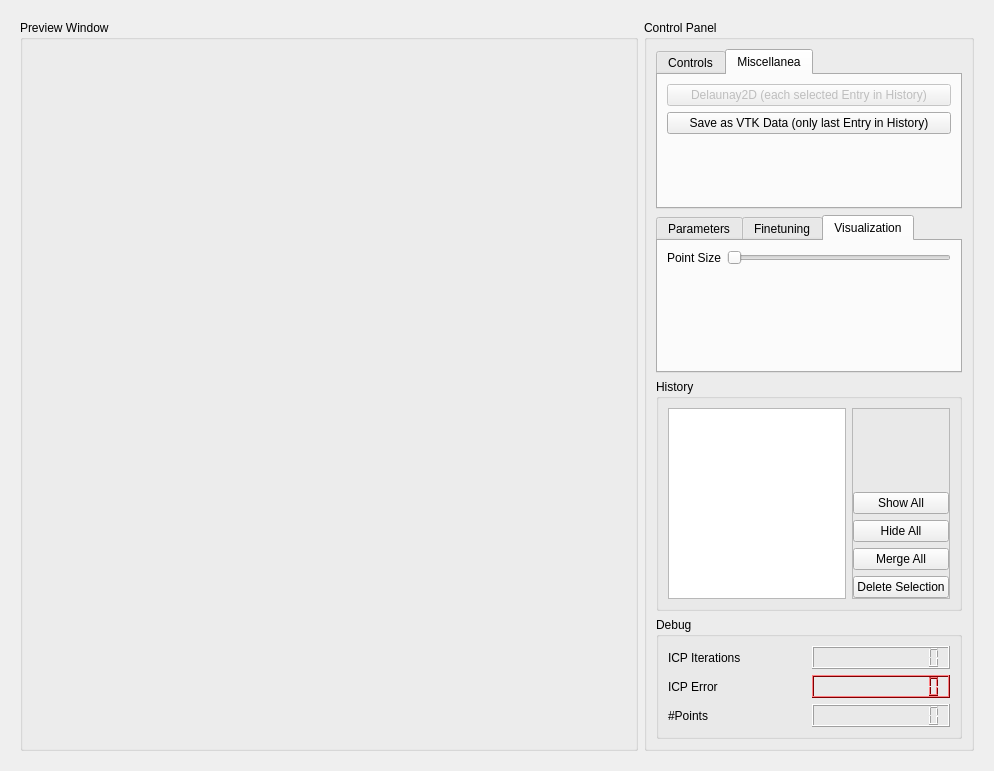
anygo/uniprojectsdn, file master/seminar/StitchingWidget.ui: the form before one commit.
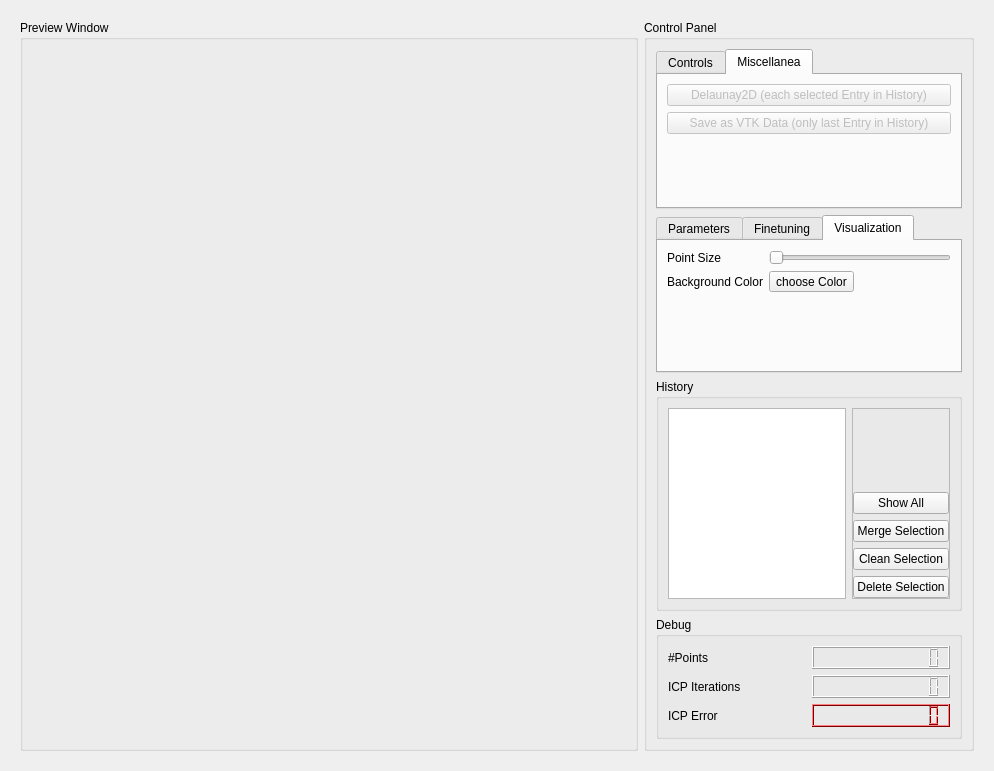
The form after the commit. The open tabs and pages were chosen to show the change. Custom widgets are drawn as their Qt base class.

Diff of the .ui file:
```diff
--- a/master/seminar/StitchingWidget.ui
+++ b/master/seminar/StitchingWidget.ui
@@ -218,6 +218,9 @@
              </item>
              <item>
               <widget class="QPushButton" name="m_PushButtonSaveVTKData">
+               <property name="enabled">
+                <bool>false</bool>
+               </property>
                <property name="text">
                 <string>Save as VTK Data (only last Entry in History)</string>
                </property>
@@ -507,7 +510,7 @@
                </property>
               </widget>
              </item>
-             <item row="1" column="1">
+             <item row="2" column="1">
               <spacer name="verticalSpacer_2">
                <property name="orientation">
                 <enum>Qt::Vertical</enum>
@@ -520,6 +523,44 @@
                </property>
               </spacer>
              </item>
+             <item row="1" column="0">
+              <widget class="QLabel" name="label_12">
+               <property name="text">
+                <string>Background Color</string>
+               </property>
+              </widget>
+             </item>
+             <item row="1" column="1">
+              <widget class="QToolButton" name="m_ToolButtonChooseBackgroundColor">
+               <property name="text">
+                <string>choose Color</string>
+               </property>
+               <property name="checkable">
+                <bool>false</bool>
+               </property>
+               <property name="checked">
+                <bool>false</bool>
+               </property>
+               <property name="autoRepeat">
+                <bool>false</bool>
+               </property>
+               <property name="autoExclusive">
+                <bool>false</bool>
+               </property>
+               <property name="popupMode">
+                <enum>QToolButton::DelayedPopup</enum>
+               </property>
+               <property name="toolButtonStyle">
+                <enum>Qt::ToolButtonIconOnly</enum>
+               </property>
+               <property name="autoRaise">
+                <bool>false</bool>
+               </property>
+               <property name="arrowType">
+                <enum>Qt::NoArrow</enum>
+               </property>
+              </widget>
+             </item>
             </layout>
            </widget>
           </widget>
@@ -539,6 +580,12 @@
             </item>
             <item row="0" column="1">
              <widget class="QFrame" name="frame_4">
+              <property name="sizePolicy">
+               <sizepolicy hsizetype="Preferred" vsizetype="Preferred">
+                <horstretch>0</horstretch>
+                <verstretch>0</verstretch>
+               </sizepolicy>
+              </property>
               <property name="frameShape">
                <enum>QFrame::StyledPanel</enum>
               </property>
@@ -572,14 +619,14 @@
                <item>
                 <widget class="QPushButton" name="m_PushButtonHistoryHideAll">
                  <property name="text">
-                  <string>Hide All</string>
+                  <string>Merge Selection</string>
                  </property>
                 </widget>
                </item>
                <item>
                 <widget class="QPushButton" name="m_PushButtonHistoryMergeAll">
                  <property name="text">
-                  <string>Merge All</string>
+                  <string>Clean Selection</string>
                  </property>
                 </widget>
                </item>
@@ -602,31 +649,31 @@
             <string>Debug</string>
            </property>
            <layout class="QGridLayout" name="gridLayout_4">
-            <item row="0" column="0">
+            <item row="1" column="0">
              <widget class="QLabel" name="label_4">
               <property name="text">
                <string>ICP Iterations</string>
               </property>
              </widget>
             </item>
-            <item row="1" column="0">
+            <item row="2" column="0">
              <widget class="QLabel" name="label_5">
               <property name="text">
                <string>ICP Error</string>
               </property>
              </widget>
             </item>
-            <item row="0" column="1">
-             <widget class="QLCDNumber" name="m_lcdNumberICPIterations">
-              <property name="smallDecimalPoint">
-               <bool>true</bool>
-              </property>
-              <property name="numDigits">
-               <number>10</number>
-              </property>
-             </widget>
-            </item>
             <item row="1" column="1">
+             <widget class="QLCDNumber" name="m_lcdNumberICPIterations">
+              <property name="smallDecimalPoint">
+               <bool>true</bool>
+              </property>
+              <property name="numDigits">
+               <number>10</number>
+              </property>
+             </widget>
+            </item>
+            <item row="2" column="1">
              <widget class="QLCDNumber" name="m_lcdNumberICPError">
               <property name="palette">
                <palette>
@@ -1068,23 +1115,23 @@
               </property>
              </widget>
             </item>
-            <item row="2" column="0">
+            <item row="0" column="1">
+             <widget class="QLCDNumber" name="m_lcdNumberPointsInWorld">
+              <property name="smallDecimalPoint">
+               <bool>true</bool>
+              </property>
+              <property name="numDigits">
+               <number>10</number>
+              </property>
+             </widget>
+            </item>
+            <item row="0" column="0">
              <widget class="QLabel" name="label_8">
               <property name="text">
                <string>#Points</string>
               </property>
              </widget>
             </item>
-            <item row="2" column="1">
-             <widget class="QLCDNumber" name="m_lcdNumberPointsInWorld">
-              <property name="smallDecimalPoint">
-               <bool>true</bool>
-              </property>
-              <property name="numDigits">
-               <number>10</number>
-              </property>
-             </widget>
-            </item>
            </layout>
           </widget>
          </item>
```
Left out of the diff: 26 changed lines with no effect on the pictures.
